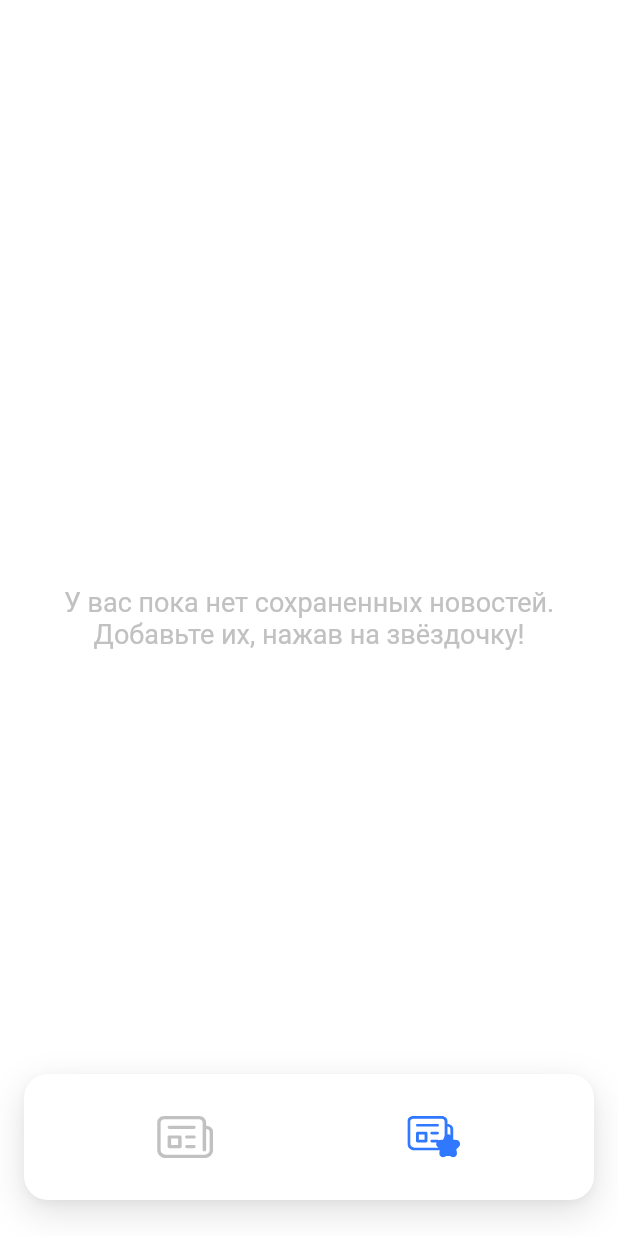
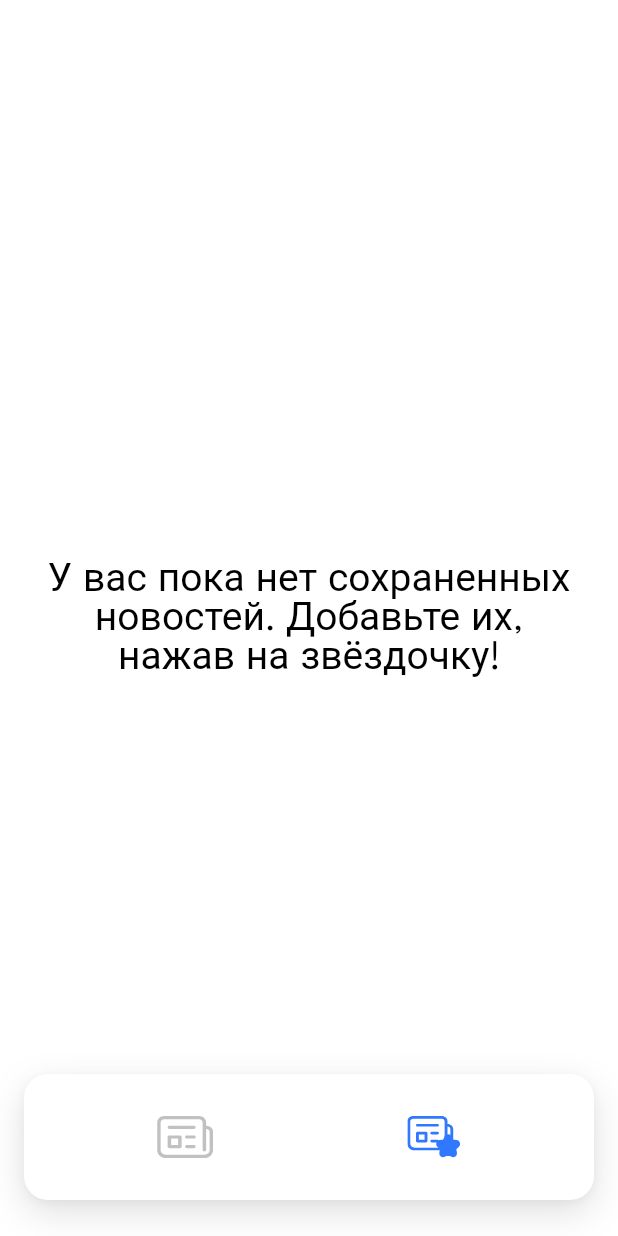
Before and after one commit to stanulpych/news_app, a Flutter app: the screen it shows after launch, after a tap on an icon or button, on a phone screen of 412 x 824 dp. Run offline on Flutter 3.47's test engine with Material 3 defaults, Android fonts, the phone set to English and light mode, and no system bars; our stand-ins replace dio, flutter_bloc, flutter_svg, get_it, go_router, shared_preferences; network calls fail.

Commit message:
update api config // design

```diff
--- a/lib/core/config/constants/api_constants.dart
+++ b/lib/core/config/constants/api_constants.dart
@@ -1,4 +1,4 @@
 class Constants {
-  static const String newsApiKey = 'c0f6137088024a448850cfe9a08830a3';
+  static const String newsApiKey = 'f03e3636029e453ca470e36617f1c721';
   static const String baseUrl = 'https://newsapi.org/v2';
 }
--- a/lib/features/news/presentation/pages/favorites_page.dart
+++ b/lib/features/news/presentation/pages/favorites_page.dart
@@ -2,6 +2,7 @@ import 'package:flutter/material.dart';
 import 'package:flutter_bloc/flutter_bloc.dart';
 import 'package:go_router/go_router.dart';
 import 'package:news_app/core/config/theme/app_colors.dart';
+import 'package:news_app/core/config/theme/app_text_styles.dart';
 import 'package:news_app/core/routes/app_routes.dart';
 import 'package:news_app/core/utils/date_formatter.dart';
 import 'package:news_app/core/widgets/custom_botton_nav_bar.dart';
@@ -27,7 +28,7 @@ class FavoritesPage extends StatelessWidget {
                       padding: EdgeInsets.symmetric(horizontal: 24.0, vertical: 100),
                       child: Text(
                         'У вас пока нет сохраненных новостей. Добавьте их, нажав на звёздочку!',
-                        style: TextStyle(fontSize: 18, color: AppColors.gray),
+                        style: AppTextStyles.body,
                         textAlign: TextAlign.center,
                       ),
                     ),
--- a/lib/features/news/presentation/pages/news_list_page.dart
+++ b/lib/features/news/presentation/pages/news_list_page.dart
@@ -121,7 +121,7 @@ class _NewsListPageState extends State<NewsListPage> {
           return const Center(child: CircularProgressIndicator(color: AppColors.black));
         } else if (newsState is NewsLoaded) {
           if (newsState.news.isEmpty) {
-            return const Center(child: Text('Нет новостей'));
+            return const Center(child: Text('Нет новостей' , style: AppTextStyles.body));
           }
           return BlocBuilder<FavoritesBloc, FavoritesState>(
             builder: (context, favoritesState) {
@@ -129,7 +129,7 @@ class _NewsListPageState extends State<NewsListPage> {
                 final List<String> savedNewsTitles = favoritesState.news.map((n) => n.title!).toList();
 
                 return ListView.builder(
-                  padding: const EdgeInsets.only(top: 16, bottom: 100),
+                  padding: const EdgeInsets.only(bottom: 100),
                   itemCount: newsState.news.length,
                   itemBuilder: (context, index) {
                     final news = newsState.news[index];
```
